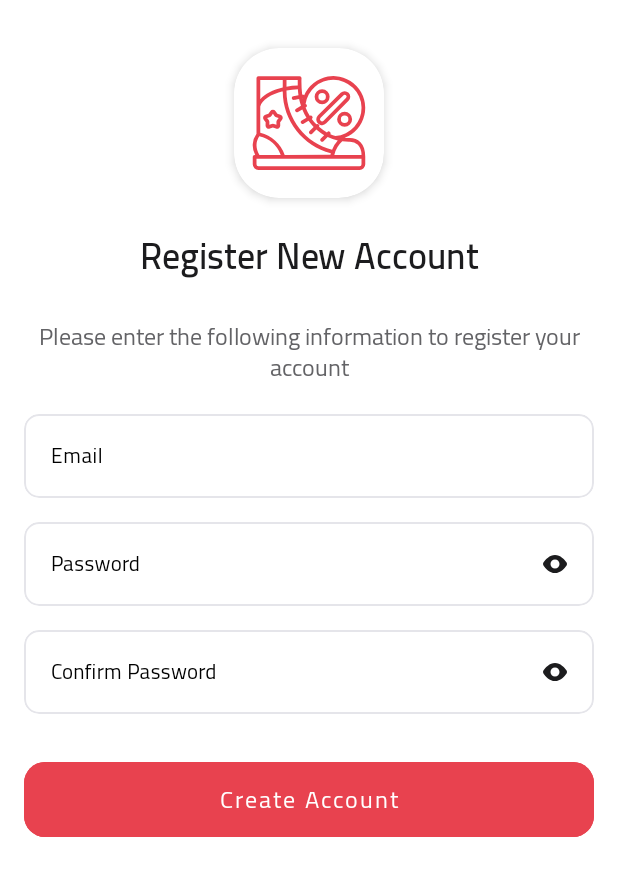
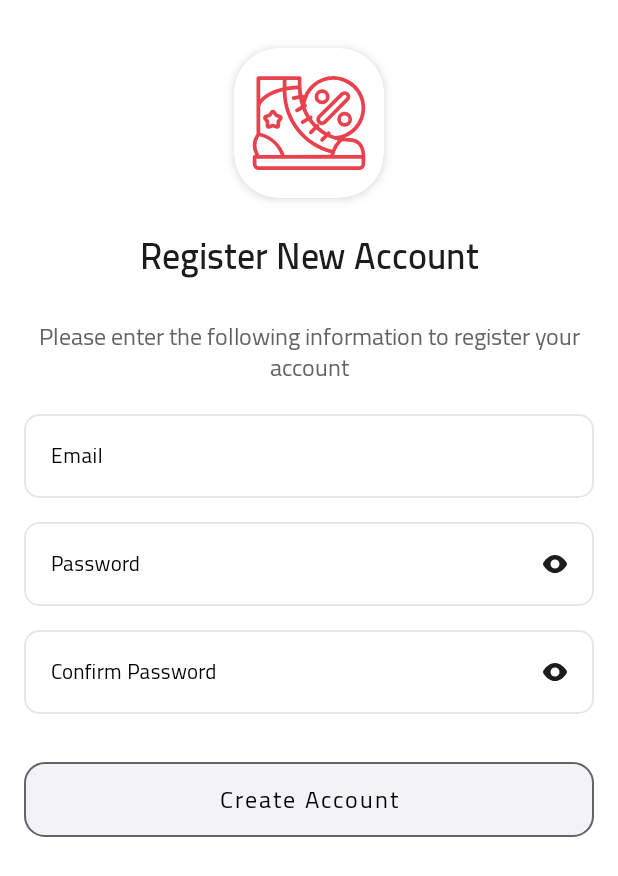
Before and after one commit to AliElDerawi/MyShoeCollection, an Android app: the CreateAccountFragment screen opened through its navigation route, on a phone screen of 412 x 824 dp. Shown: the top 876 px of the screen. Run offline under Robolectric (Android 15) with nearby library versions, the phone set to English and light mode, and no system bars; our stand-ins replace Timber, data binding, navigation-ui; pictures from the network do not load.

Commit message:
refactor: Using the new tech StateFlow for building form in CreateAccount Screen
Changing the state of Create Account based on combining of multiple StateFlow values and conditions

```diff
--- a/app/src/main/java/com/udacity/shoestore/features/createAccount/view/CreateAccountFragment.kt
+++ b/app/src/main/java/com/udacity/shoestore/features/createAccount/view/CreateAccountFragment.kt
@@ -2,14 +2,20 @@ package com.udacity.shoestore.features.createAccount.view
 
 import android.app.Activity
 import android.content.Context
+import android.content.res.ColorStateList
 import android.os.Bundle
 import android.view.LayoutInflater
 import android.view.View
 import android.view.ViewGroup
 import androidx.core.content.edit
+import androidx.core.content.res.ResourcesCompat
 import androidx.fragment.app.FragmentActivity
+import androidx.lifecycle.Lifecycle
 import androidx.lifecycle.LifecycleOwner
+import androidx.lifecycle.lifecycleScope
+import androidx.lifecycle.repeatOnLifecycle
 import androidx.navigation.fragment.findNavController
+import com.udacity.shoestore.R
 import com.udacity.shoestore.data.BaseFragment
 import com.udacity.shoestore.data.NavigationCommand
 import com.udacity.shoestore.databinding.FragmentCreateAccountBinding
@@ -17,6 +23,7 @@ import com.udacity.shoestore.features.createAccount.viewModel.CreateAccountViewM
 import com.udacity.shoestore.features.main.viewModel.MainViewModel
 import com.udacity.shoestore.utils.AppSharedData
 import com.udacity.shoestore.utils.AppSharedMethods.getSharedPreference
+import kotlinx.coroutines.launch
 import org.koin.android.ext.android.inject
 import org.koin.androidx.viewmodel.ext.android.viewModel
 
@@ -53,7 +60,7 @@ class CreateAccountFragment : BaseFragment() {
 
         mBinding = FragmentCreateAccountBinding.inflate(inflater, container, false)
         mSharedViewModel.setHideToolbar(true)
-        mLifecycleOwner = this
+        mLifecycleOwner = viewLifecycleOwner
         mBinding.lifecycleOwner = this
         mBinding.createAccountViewModel = mViewModel
         return mBinding.root
@@ -72,17 +79,18 @@ class CreateAccountFragment : BaseFragment() {
 
     private fun initViewModelObserver() {
 
+        with(mBinding){
             mViewModel.completeCreateAccountLiveData.observe(mLifecycleOwner) { redirect ->
                 if (redirect) {
                     getSharedPreference().edit {
                         putBoolean(AppSharedData.PREF_IS_LOGIN, true)
                         putString(
                             AppSharedData.PREF_USER_EMAIL,
-                        mBinding.emailTextInputEditText.text.toString()
+                            emailTextInputEditText.text.toString()
                         )
                         putString(
                             AppSharedData.PREF_USER_PASSWORD,
-                        mBinding.passwordTextInputEditText.text.toString()
+                            passwordTextInputEditText.text.toString()
                         )
                     }
 
@@ -91,6 +99,50 @@ class CreateAccountFragment : BaseFragment() {
                     )
                 }
             }
+
+            lifecycleScope.launch {
+                lifecycle.repeatOnLifecycle(Lifecycle.State.STARTED) {
+                    mViewModel.isCreateAccountButtonEnabled.collect { isEnabled ->
+                        createAccountButton.backgroundTintList = if (isEnabled) {
+                            ColorStateList.valueOf(
+                                ResourcesCompat.getColor(
+                                    mActivity.resources, R.color.colorAccent, null
+                                )
+                            )
+                        } else {
+                            ColorStateList.valueOf(
+                                ResourcesCompat.getColor(
+                                    mActivity.resources, R.color.colorGrayF2, null
+                                )
+                            )
+                        }
+
+                        createAccountButton.strokeColor = if (isEnabled) {
+                            ColorStateList.valueOf(
+                                ResourcesCompat.getColor(
+                                    mActivity.resources, R.color.colorAccent, null
+                                )
+                            )
+                        } else {
+                            ColorStateList.valueOf(
+                                ResourcesCompat.getColor(
+                                    mActivity.resources, R.color.colorGray63, null
+                                )
+                            )
+                        }
+
+                        createAccountButton.setTextColor(
+                            if (isEnabled) {
+                                ResourcesCompat.getColor(mActivity.resources, R.color.colorWhite, null)
+                            } else {
+                                ResourcesCompat.getColor(mActivity.resources, R.color.colorBlack, null)
+                            }
+                        )
+                    }
+                }
+            }
         }
 
     }
+
+}
--- a/app/src/main/java/com/udacity/shoestore/features/createAccount/viewModel/CreateAccountViewModel.kt
+++ b/app/src/main/java/com/udacity/shoestore/features/createAccount/viewModel/CreateAccountViewModel.kt
@@ -1,61 +1,66 @@
 package com.udacity.shoestore.features.createAccount.viewModel
 
-import android.app.Activity
 import android.app.Application
-import android.widget.EditText
 import androidx.lifecycle.MutableLiveData
-import androidx.lifecycle.ViewModel
+import androidx.lifecycle.viewModelScope
 import com.udacity.shoestore.R
 import com.udacity.shoestore.data.BaseViewModel
-import com.udacity.shoestore.utils.AppSharedMethods.isEmpty
 import com.udacity.shoestore.utils.AppSharedMethods.isValidEmail
-import com.udacity.shoestore.utils.AppSharedMethods.showToast
 import com.udacity.shoestore.utils.SingleLiveEvent
 import kotlinx.coroutines.flow.MutableStateFlow
+import kotlinx.coroutines.flow.SharingStarted
 import kotlinx.coroutines.flow.StateFlow
+import kotlinx.coroutines.flow.combine
+import kotlinx.coroutines.flow.stateIn
 
-class CreateAccountViewModel(val app: Application) : BaseViewModel(app)  {
+class CreateAccountViewModel(val app: Application) : BaseViewModel(app) {
 
     private val _completeCreateAccountLiveData = SingleLiveEvent<Boolean>()
     val completeCreateAccountLiveData: MutableLiveData<Boolean>
         get() = _completeCreateAccountLiveData
 
-    private val _emailLiveData = MutableStateFlow("")
-    val emailLiveData: StateFlow<String>
-        get() = _emailLiveData
+    private val _emailStateFlow = MutableStateFlow("")
+    val emailStateFlow: StateFlow<String>
+        get() = _emailStateFlow
 
-    private val _passwordLiveData = MutableStateFlow("")
-    val passwordLiveData: StateFlow<String>
-        get() = _passwordLiveData
+    private val _passwordStateFlow = MutableStateFlow("")
+    val passwordStateFlow: StateFlow<String>
+        get() = _passwordStateFlow
 
-    private val _confirmPasswordLiveData = MutableStateFlow("")
-    val confirmPasswordLiveData: StateFlow<String>
-        get() = _confirmPasswordLiveData
+    private val _confirmPasswordStateFlow = MutableStateFlow("")
+    val confirmPasswordStateFlow: StateFlow<String>
+        get() = _confirmPasswordStateFlow
+
+    val isCreateAccountButtonEnabled: StateFlow<Boolean> = combine(
+        _emailStateFlow, _passwordStateFlow, _confirmPasswordStateFlow
+    ) { email, password, confirmPassword ->
+        email.isNotEmpty() && email.isValidEmail() && password.isNotEmpty() && confirmPassword.isNotEmpty() && password == confirmPassword
+    }.stateIn(viewModelScope, SharingStarted.Lazily, false)
 
     fun onEmailTextChanged(s: CharSequence, start: Int, before: Int, count: Int) {
-        _emailLiveData.value = s.toString()
+        _emailStateFlow.value = s.toString()
     }
 
     fun onPasswordTextChanged(s: CharSequence, start: Int, before: Int, count: Int) {
-        _passwordLiveData.value = s.toString()
+        _passwordStateFlow.value = s.toString()
     }
 
     fun onConfirmPasswordTextChanged(s: CharSequence, start: Int, before: Int, count: Int) {
-        _confirmPasswordLiveData.value = s.toString()
+        _confirmPasswordStateFlow.value = s.toString()
     }
 
 
     fun createAccount(
     ) {
-        if (_emailLiveData.value.isEmpty()) {
+        if (_emailStateFlow.value.isEmpty()) {
             showToastInt.value = R.string.text_msg_please_enter_email
-        } else if (!_emailLiveData.value.isValidEmail()) {
+        } else if (!_emailStateFlow.value.isValidEmail()) {
             showToastInt.value = R.string.text_msg_enter_valid_email_address
-        } else if (_passwordLiveData.value.isEmpty()) {
+        } else if (_passwordStateFlow.value.isEmpty()) {
             showToastInt.value = R.string.text_msg_please_enter_password
-        } else if (_confirmPasswordLiveData.value.isEmpty()) {
+        } else if (_confirmPasswordStateFlow.value.isEmpty()) {
             showToastInt.value = R.string.text_msg_please_enter_confirm_password
-        } else if (_passwordLiveData.value != _confirmPasswordLiveData.value) {
+        } else if (_passwordStateFlow.value != _confirmPasswordStateFlow.value) {
             showToastInt.value = R.string.text_msg_password_mismatch
         } else {
             _completeCreateAccountLiveData.value = true
--- a/app/src/main/res/layout/fragment_create_account.xml
+++ b/app/src/main/res/layout/fragment_create_account.xml
@@ -133,8 +133,8 @@
                             android:layout_height="match_parent"
                             android:imeOptions="actionNext"
                             android:inputType="textEmailAddress"
+                            android:onTextChanged="@{(text, start, before, count) -> createAccountViewModel.onEmailTextChanged(text,start,before,count)}"
                             android:textColor="@color/colorDark1C"
-                            android:onTextChanged="@{(text, start, before, count) -> createAccountViewModel.onEmailTextChanged(text,start,before,count)}"
                             android:textCursorDrawable="@color/colorDark31"
                             android:textSize="@dimen/text_small"
                             android:theme="@style/regularFont"
@@ -204,8 +204,8 @@
                             android:layout_height="match_parent"
                             android:imeOptions="actionNext"
                             android:inputType="textPassword"
+                            android:onTextChanged="@{(text, start, before, count) -> createAccountViewModel.onPasswordTextChanged(text,start,before,count)}"
                             android:textColor="@color/colorDark1C"
-                            android:onTextChanged="@{(text, start, before, count) -> createAccountViewModel.onPasswordTextChanged(text,start,before,count)}"
                             android:textCursorDrawable="@color/colorDark31"
                             android:textSize="@dimen/text_small"
                             android:theme="@style/regularFont"
@@ -274,8 +274,8 @@
                             android:layout_height="match_parent"
                             android:imeOptions="actionDone"
                             android:inputType="textPassword"
+                            android:onTextChanged="@{(text, start, before, count) -> createAccountViewModel.onConfirmPasswordTextChanged(text,start,before,count)}"
                             android:textColor="@color/colorDark1C"
-                            android:onTextChanged="@{(text, start, before, count) -> createAccountViewModel.onConfirmPasswordTextChanged(text,start,before,count)}"
                             android:textCursorDrawable="@color/colorDark31"
                             android:textSize="@dimen/text_small"
                             android:theme="@style/regularFont"
@@ -292,7 +292,7 @@
             </com.google.android.material.card.MaterialCardView>
 
 
-            <Button
+            <com.google.android.material.button.MaterialButton
                 android:id="@+id/create_account_button"
                 style="@style/buttonStyleNew"
                 android:layout_width="match_parent"
@@ -301,16 +301,17 @@
                 android:layout_marginTop="@dimen/margin_left_right"
                 android:layout_marginEnd="@dimen/margin_btnView"
                 android:layout_marginBottom="@dimen/margin_left_right"
-                android:backgroundTint="@color/colorAccent"
+                android:backgroundTint="@color/colorGrayF2"
                 android:elevation="0dp"
                 android:insetTop="0dp"
                 android:insetBottom="0dp"
                 android:onClick="@{() -> createAccountViewModel.createAccount()}"
                 android:text="@string/text_create_account"
-                android:textColor="@color/colorWhite"
+                android:textColor="@color/colorBlack"
                 app:cornerRadius="@dimen/dim_button_corner"
                 app:layout_constraintTop_toBottomOf="@+id/confirm_password_cardView"
-                app:strokeWidth="0dp" />
+                app:strokeColor="@color/colorGray63"
+                app:strokeWidth="1dp" />
 
 
         </androidx.constraintlayout.widget.ConstraintLayout>
```
Lines whose indentation alone changed are shown as unchanged.
